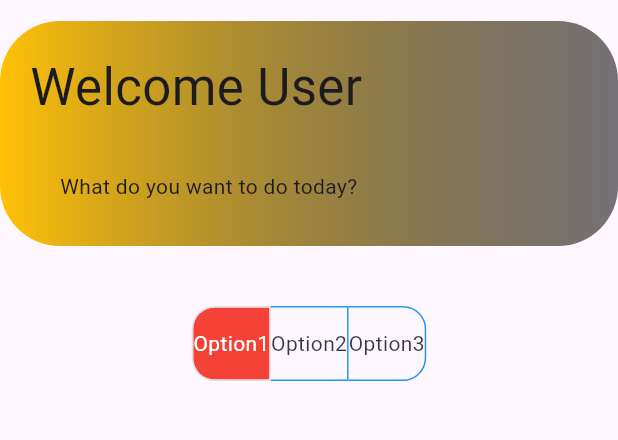
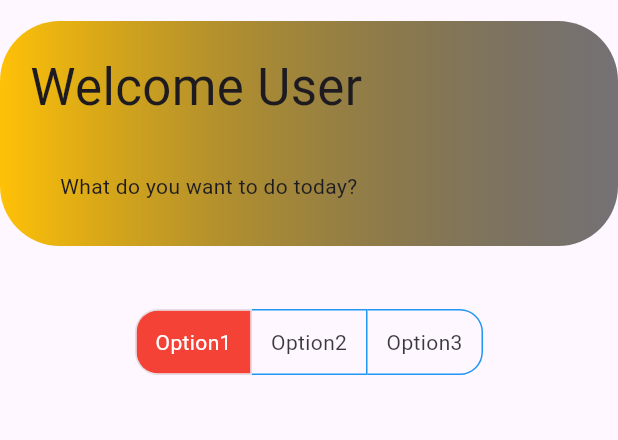
Before and after one commit to soulandbone/der_die_das, a Flutter app: the screen it shows after launch, on a phone screen of 412 x 824 dp, the part 63-503 px from its top. Run offline on Flutter 3.47's test engine with Material 3 defaults, Android fonts, the phone set to English and light mode, and no system bars; our stand-ins replace bloc, cloud_firestore, firebase_core, flex_color_scheme, flutter_bloc, gap and 2 more; accounts and stored records are empty; statements that could not run were skipped.

Commit message:
small changes

```diff
--- a/lib/presentation/widgets/mainMenu/main_menu_toggle.dart
+++ b/lib/presentation/widgets/mainMenu/main_menu_toggle.dart
@@ -17,13 +17,14 @@ class _MainMenuToggleState extends State<MainMenuToggle> {
     } else {
       return false;
     }
-  }); //widgets.map((e) => false).toList();
+  });
 
   @override
   Widget build(BuildContext context) {
     return ToggleButtons(
       borderRadius: BorderRadius.circular(15),
       fillColor: Colors.red,
+      constraints: BoxConstraints(minHeight: 42, minWidth: 76),
       borderColor: Colors.blue,
       selectedColor: Colors.white,
       onPressed: (index) {
```
